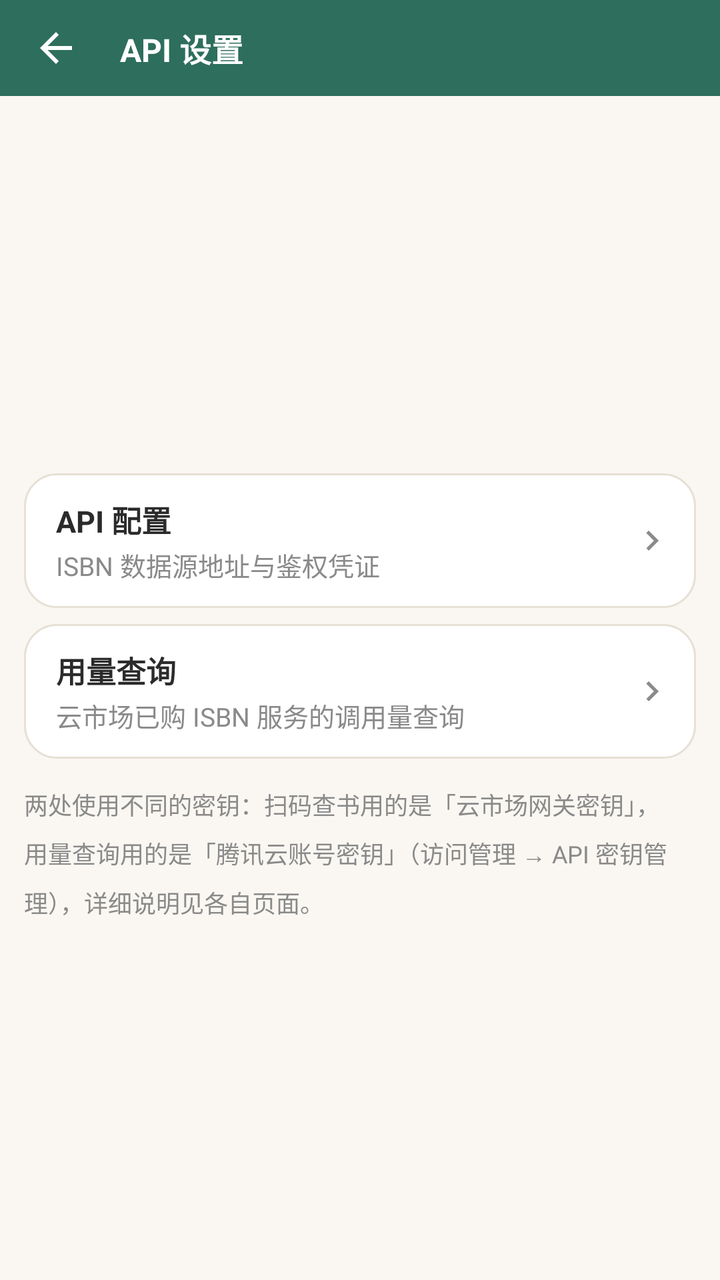
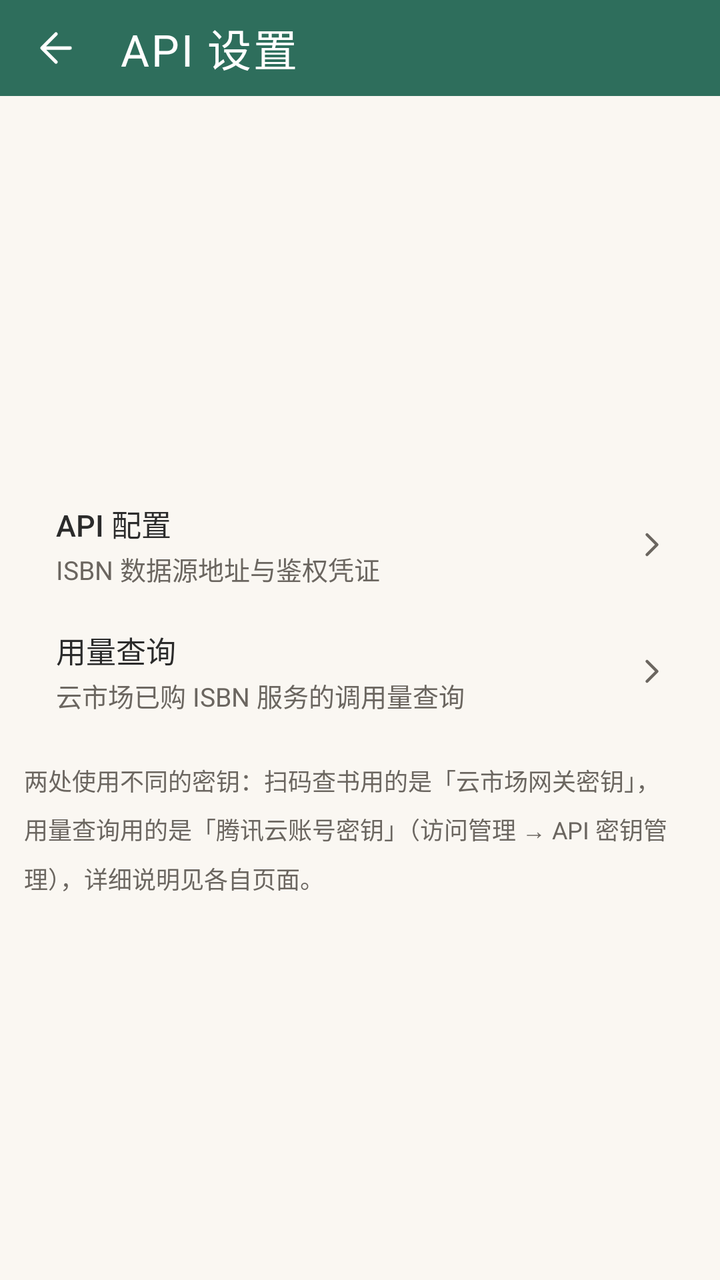

Screens rendered from an Android XML layout before and after an edit, with the pre-edit source and the edit as a unified diff.
<!-- AndroidManifest.xml: application theme Theme.Bookshelf -->
<!-- res/layout/activity_api_settings.xml -->
<?xml version="1.0" encoding="utf-8"?>
<LinearLayout xmlns:android="http://schemas.android.com/apk/res/android"
    xmlns:app="http://schemas.android.com/apk/res-auto"
    android:layout_width="match_parent"
    android:layout_height="match_parent"
    android:orientation="vertical">

    <com.google.android.material.appbar.MaterialToolbar
        android:id="@+id/toolbar"
        style="@style/Widget.Bookshelf.Toolbar"
        android:layout_width="match_parent"
        android:layout_height="@dimen/toolbar_h"
        app:navigationIcon="@drawable/ic_back"
        app:title="API 设置" />

    <ScrollView
        android:layout_width="match_parent"
        android:layout_height="0dp"
        android:layout_weight="1"
        android:fillViewport="true">

                <androidx.constraintlayout.widget.ConstraintLayout
            android:layout_width="match_parent"
            android:layout_height="wrap_content">

<LinearLayout
            android:layout_width="0dp"
            android:layout_height="wrap_content"
            android:orientation="vertical"
            android:padding="12dp"
                    app:layout_constraintWidth_max="@dimen/content_max_width"
                    app:layout_constraintStart_toStartOf="parent"
                    app:layout_constraintEnd_toEndOf="parent"
                    app:layout_constraintHorizontal_bias="0.5"
                    app:layout_constraintTop_toTopOf="parent"
                    app:layout_constraintBottom_toBottomOf="parent"
                >

            
            <LinearLayout
                android:id="@+id/row_api_config"
                style="@style/MineRow">

                <LinearLayout
                    android:layout_width="0dp"
                    android:layout_height="wrap_content"
                    android:layout_weight="1"
                    android:orientation="vertical">

                    <TextView
                        style="@style/MineRowTitle"
                        android:text="API 配置" />

                    <TextView
                        style="@style/MineRowSubtitle"
                        android:text="ISBN 数据源地址与鉴权凭证" />
                </LinearLayout>

                <ImageView
                    android:layout_width="20dp"
                    android:layout_height="20dp"
                    android:layout_marginStart="8dp"
                    android:src="@drawable/ic_arrow_right"
                    app:tint="@color/text_sub" />
            </LinearLayout>

            
            <LinearLayout
                android:id="@+id/row_usage_query"
                style="@style/MineRow">

                <LinearLayout
                    android:layout_width="0dp"
                    android:layout_height="wrap_content"
                    android:layout_weight="1"
                    android:orientation="vertical">

                    <TextView
                        style="@style/MineRowTitle"
                        android:text="用量查询" />

                    <TextView
                        style="@style/MineRowSubtitle"
                        android:text="云市场已购 ISBN 服务的调用量查询" />
                </LinearLayout>

                <ImageView
                    android:layout_width="20dp"
                    android:layout_height="20dp"
                    android:layout_marginStart="8dp"
                    android:src="@drawable/ic_arrow_right"
                    app:tint="@color/text_sub" />
            </LinearLayout>

            <TextView
                android:layout_width="match_parent"
                android:layout_height="wrap_content"
                android:layout_marginTop="14dp"
                android:lineSpacingMultiplier="1.4"
                android:text="两处使用不同的密钥：扫码查书用的是「云市场网关密钥」，用量查询用的是「腾讯云账号密钥」（访问管理 → API 密钥管理），详细说明见各自页面。"
                android:textColor="@color/text_sub"
                android:textSize="12sp" />
        </LinearLayout>
        </androidx.constraintlayout.widget.ConstraintLayout>
    </ScrollView>
</LinearLayout>
<!-- resources referenced by this layout -->
<resources>
  <color name="text_sub">#8A8A8A</color>
  <!-- drawable ic_arrow_right (drawable) -->
  <?xml version="1.0" encoding="utf-8"?>
  <vector xmlns:android="http://schemas.android.com/apk/res/android"
      android:width="24dp"
      android:height="24dp"
      android:viewportWidth="24"
      android:viewportHeight="24">
      <path
          android:fillColor="#FFFFFF"
          android:pathData="M8.59,16.59L13.17,12 8.59,7.41 10,6l6,6 -6,6 -1.41,-1.41z" />
  </vector>
  <!-- drawable ic_back (drawable) -->
  <vector xmlns:android="http://schemas.android.com/apk/res/android"
      android:width="24dp" android:height="24dp"
      android:viewportWidth="24" android:viewportHeight="24"
      android:autoMirrored="true">
      <path
          android:fillColor="#FFFFFFFF"
          android:pathData="M20,11L7.8,11l5.6,-5.6L12,4l-8,8 8,8 1.4,-1.4L7.8,13L20,13z" />
  </vector>
  <style name="MineRow">
          <item name="android:layout_width">match_parent</item>
          <item name="android:layout_height">wrap_content</item>
          <item name="android:layout_marginTop">@dimen/space_sm</item>
          <item name="android:background">@drawable/bg_card</item>
          <item name="android:clickable">true</item>
          <item name="android:focusable">true</item>
          <item name="android:foreground">?attr/selectableItemBackground</item>
          <item name="android:gravity">center_vertical</item>
          <item name="android:minHeight">60dp</item>
          <item name="android:paddingStart">@dimen/space_lg</item>
          <item name="android:paddingEnd">@dimen/space_md</item>
          <item name="android:paddingTop">@dimen/space_md</item>
          <item name="android:paddingBottom">@dimen/space_md</item>
      </style>
  <style name="MineRowTitle">
          <item name="android:layout_width">wrap_content</item>
          <item name="android:layout_height">wrap_content</item>
          <item name="android:textColor">?attr/on_surface</item>
          <item name="android:textSize">@dimen/text_body</item>
          <item name="android:textStyle">bold</item>
      </style>
  <style name="Widget.Bookshelf.Toolbar" parent="Widget.Material3.Toolbar">
          <item name="android:background">?attr/colorPrimary</item>
          <item name="titleTextColor">@color/white</item>
          <item name="titleTextAppearance">@style/TextAppearance.Bookshelf.ToolbarTitle</item>
          <item name="navigationIconTint">@color/white</item>
          <item name="android:elevation">0dp</item>
      </style>
  <style name="Theme.Bookshelf" parent="Theme.Bookshelf.Base">
          <item name="colorPrimary">@color/primary</item>
          <item name="colorPrimaryVariant">@color/primary_dark</item>
          <item name="colorSecondary">@color/accent</item>
          
          <item name="chip_bg">@color/chip_bg</item>
          <item name="primary_container">@color/green_container</item>
          <item name="on_primary_container">@color/green_on_container</item>
      </style>
  <dimen name="space_sm">8dp</dimen>
  <!-- drawable bg_card (drawable) -->
  <?xml version="1.0" encoding="utf-8"?>
  <shape xmlns:android="http://schemas.android.com/apk/res/android" android:shape="rectangle">
      <solid android:color="?attr/surface" />
      <stroke android:width="1dp" android:color="?attr/outline" />
      <corners android:radius="@dimen/card_corner" />
  </shape>
  <style name="TextAppearance.Bookshelf.ToolbarTitle" parent="TextAppearance.Material3.TitleLarge">
          <item name="android:textSize">@dimen/text_title_toolbar</item>
          <item name="android:textStyle">bold</item>
          <item name="android:textColor">@color/white</item>
      </style>
  <style name="Theme.Bookshelf.Base" parent="Theme.Material3.Light.NoActionBar">
          
          <item name="android:colorBackground">@color/bg_page</item>
          
          <item name="android:statusBarColor">?attr/colorPrimary</item>
          <item name="android:windowLightStatusBar">false</item>
          
          <item name="surface">@color/surface</item>
          <item name="surface_dim">@color/surface_dim</item>
          <item name="outline">@color/outline</item>
          <item name="outline_strong">@color/outline_strong</item>
          <item name="on_surface">@color/text_main</item>
          <item name="on_surface_variant">@color/text_sub</item>
          
          <item name="primary_container">@color/green_container</item>
          <item name="on_primary_container">@color/green_on_container</item>
          
          <item name="chip_bg">@color/chip_bg</item>
          
          <item name="colorSurface">@color/surface</item>
          <item name="colorSurfaceBright">@color/surface</item>
          <item name="colorSurfaceDim">@color/surface_dim</item>
          <item name="colorSurfaceContainer">@color/surface</item>
          <item name="colorSurfaceContainerLow">@color/surface</item>
          <item name="colorSurfaceContainerLowest">@color/surface</item>
          <item name="colorSurfaceContainerHigh">@color/surface</item>
          <item name="colorSurfaceContainerHighest">@color/surface_dim</item>
          <item name="colorOutline">@color/outline</item>
          <item name="colorOutlineVariant">@color/outline</item>
          
          <item name="elevationOverlayEnabled">false</item>
          
          <item name="materialButtonStyle">@style/Widget.Bookshelf.Button</item>
          <item name="textInputStyle">@style/Widget.Bookshelf.TextField</item>
          <item name="materialCardViewStyle">@style/Widget.Bookshelf.MaterialCard</item>
          
          <item name="chipStyle">@style/Widget.Bookshelf.Chip</item>
          <item name="chipGroupStyle">@style/Widget.Bookshelf.ChipGroup</item>
          
          <item name="materialAlertDialogTheme">@style/ThemeOverlay.Bookshelf.Dialog</item>
          
          <item name="bottomSheetDialogTheme">@style/ThemeOverlay.Bookshelf.BottomSheet</item>
      </style>
  <color name="surface">#FFFFFF</color>
  <!-- unchanged entries left out for length: 37 -->
</resources>

<!-- the commit's change to res/layout/activity_api_settings.xml (unified diff, before → after) -->
@@ -61,7 +61,7 @@
                     android:layout_height="20dp"
                     android:layout_marginStart="8dp"
                     android:src="@drawable/ic_arrow_right"
-                    app:tint="@color/text_sub" />
+                    app:tint="?attr/on_surface_variant" />
             </LinearLayout>
 
             
@@ -89,7 +89,7 @@
                     android:layout_height="20dp"
                     android:layout_marginStart="8dp"
                     android:src="@drawable/ic_arrow_right"
-                    app:tint="@color/text_sub" />
+                    app:tint="?attr/on_surface_variant" />
             </LinearLayout>
 
             <TextView
@@ -98,7 +98,7 @@
                 android:layout_marginTop="14dp"
                 android:lineSpacingMultiplier="1.4"
                 android:text="两处使用不同的密钥：扫码查书用的是「云市场网关密钥」，用量查询用的是「腾讯云账号密钥」（访问管理 → API 密钥管理），详细说明见各自页面。"
-                android:textColor="@color/text_sub"
+                android:textColor="?attr/on_surface_variant"
                 android:textSize="12sp" />
         </LinearLayout>
         </androidx.constraintlayout.widget.ConstraintLayout>
<!-- resource entries referenced after the edit -->
@@ -1,6 +1,7 @@
 <!-- resources referenced by this layout -->
 <resources>
-  <color name="text_sub">#8A8A8A</color>
+  <color name="text_sub">#6B6660</color>
+  <color name="accent_text">#8A5A1A</color>
   <!-- drawable ic_arrow_right (drawable) -->
   <?xml version="1.0" encoding="utf-8"?>
   <vector xmlns:android="http://schemas.android.com/apk/res/android"
@@ -9,23 +10,32 @@
       android:viewportWidth="24"
       android:viewportHeight="24">
       <path
-          android:fillColor="#FFFFFF"
-          android:pathData="M8.59,16.59L13.17,12 8.59,7.41 10,6l6,6 -6,6 -1.41,-1.41z" />
+          android:fillColor="@android:color/transparent"
+          android:pathData="M9,6l6,6 -6,6"
+          android:strokeColor="#FF000000"
+          android:strokeLineCap="round"
+          android:strokeLineJoin="round"
+          android:strokeWidth="1.75" />
   </vector>
   <!-- drawable ic_back (drawable) -->
+  <?xml version="1.0" encoding="utf-8"?>
   <vector xmlns:android="http://schemas.android.com/apk/res/android"
-      android:width="24dp" android:height="24dp"
-      android:viewportWidth="24" android:viewportHeight="24"
+      android:width="24dp"
+      android:height="24dp"
+      android:viewportWidth="24"
+      android:viewportHeight="24"
       android:autoMirrored="true">
       <path
-          android:fillColor="#FFFFFFFF"
-          android:pathData="M20,11L7.8,11l5.6,-5.6L12,4l-8,8 8,8 1.4,-1.4L7.8,13L20,13z" />
+          android:fillColor="@android:color/transparent"
+          android:pathData="M19,12 L6,12 M12,5 L5,12 L12,19"
+          android:strokeColor="#FF000000"
+          android:strokeLineCap="round"
+          android:strokeLineJoin="round"
+          android:strokeWidth="1.75" />
   </vector>
   <style name="MineRow">
           <item name="android:layout_width">match_parent</item>
           <item name="android:layout_height">wrap_content</item>
-          <item name="android:layout_marginTop">@dimen/space_sm</item>
-          <item name="android:background">@drawable/bg_card</item>
           <item name="android:clickable">true</item>
           <item name="android:focusable">true</item>
           <item name="android:foreground">?attr/selectableItemBackground</item>
@@ -33,21 +43,21 @@
           <item name="android:minHeight">60dp</item>
           <item name="android:paddingStart">@dimen/space_lg</item>
           <item name="android:paddingEnd">@dimen/space_md</item>
-          <item name="android:paddingTop">@dimen/space_md</item>
-          <item name="android:paddingBottom">@dimen/space_md</item>
+          <item name="android:paddingTop">10dp</item>
+          <item name="android:paddingBottom">10dp</item>
       </style>
   <style name="MineRowTitle">
           <item name="android:layout_width">wrap_content</item>
           <item name="android:layout_height">wrap_content</item>
           <item name="android:textColor">?attr/on_surface</item>
           <item name="android:textSize">@dimen/text_body</item>
-          <item name="android:textStyle">bold</item>
+          <item name="android:fontFamily">sans-serif-medium</item>
       </style>
   <style name="Widget.Bookshelf.Toolbar" parent="Widget.Material3.Toolbar">
           <item name="android:background">?attr/colorPrimary</item>
-          <item name="titleTextColor">@color/white</item>
+          <item name="titleTextColor">?attr/colorOnPrimary</item>
           <item name="titleTextAppearance">@style/TextAppearance.Bookshelf.ToolbarTitle</item>
-          <item name="navigationIconTint">@color/white</item>
+          <item name="navigationIconTint">?attr/colorOnPrimary</item>
           <item name="android:elevation">0dp</item>
       </style>
   <style name="Theme.Bookshelf" parent="Theme.Bookshelf.Base">
@@ -58,18 +68,27 @@
           <item name="chip_bg">@color/chip_bg</item>
           <item name="primary_container">@color/green_container</item>
           <item name="on_primary_container">@color/green_on_container</item>
+          <item name="android:colorBackground">@color/green_page</item>
+          <item name="surface">@color/green_surface</item>
+          <item name="surface_dim">@color/green_surface_dim</item>
+          <item name="outline">@color/green_outline</item>
+          <item name="outline_strong">@color/green_outline_strong</item>
+          <item name="colorSurface">@color/green_surface</item>
+          <item name="colorSurfaceBright">@color/green_surface</item>
+          <item name="colorSurfaceContainer">@color/green_surface</item>
+          <item name="colorSurfaceContainerLow">@color/green_surface</item>
+          <item name="colorSurfaceContainerLowest">@color/green_surface</item>
+          <item name="colorSurfaceContainerHigh">@color/green_surface</item>
+          <item name="colorSurfaceDim">@color/green_surface_dim</item>
+          <item name="colorSurfaceContainerHighest">@color/green_surface_dim</item>
+          <item name="colorOutline">@color/green_outline</item>
+          <item name="colorOutlineVariant">@color/green_outline</item>
       </style>
-  <dimen name="space_sm">8dp</dimen>
-  <!-- drawable bg_card (drawable) -->
-  <?xml version="1.0" encoding="utf-8"?>
-  <shape xmlns:android="http://schemas.android.com/apk/res/android" android:shape="rectangle">
-      <solid android:color="?attr/surface" />
-      <stroke android:width="1dp" android:color="?attr/outline" />
-      <corners android:radius="@dimen/card_corner" />
-  </shape>
   <style name="TextAppearance.Bookshelf.ToolbarTitle" parent="TextAppearance.Material3.TitleLarge">
-          <item name="android:textSize">@dimen/text_title_toolbar</item>
-          <item name="android:textStyle">bold</item>
+          <item name="android:textSize">@dimen/text_title</item>
+          <item name="android:fontFamily">serif</item>
+          <item name="android:textStyle">normal</item>
+          <item name="android:letterSpacing">0.04</item>
           <item name="android:textColor">@color/white</item>
       </style>
   <style name="Theme.Bookshelf.Base" parent="Theme.Material3.Light.NoActionBar">
@@ -78,6 +97,8 @@
           
           <item name="android:statusBarColor">?attr/colorPrimary</item>
           <item name="android:windowLightStatusBar">false</item>
+          
+          <item name="android:windowActivityTransitions">true</item>
           
           <item name="surface">@color/surface</item>
           <item name="surface_dim">@color/surface_dim</item>
@@ -91,6 +112,11 @@
           
           <item name="chip_bg">@color/chip_bg</item>
           
+          <item name="accent_text">@color/accent_text</item>
+          
+          <item name="colorOnSurface">@color/text_main</item>
+          <item name="colorOnSurfaceVariant">@color/text_sub</item>
+          <item name="colorOnBackground">@color/text_main</item>
           <item name="colorSurface">@color/surface</item>
           <item name="colorSurfaceBright">@color/surface</item>
           <item name="colorSurfaceDim">@color/surface_dim</item>
@@ -115,7 +141,13 @@
           
           <item name="bottomSheetDialogTheme">@style/ThemeOverlay.Bookshelf.BottomSheet</item>
       </style>
-  <color name="surface">#FFFFFF</color>
+  <color name="green_page">#FAF7F2</color>
+  <color name="green_surface">#FFFDF9</color>
+  <color name="green_surface_dim">#F3EEE6</color>
+  <color name="green_outline">#E6E0D5</color>
+  <color name="green_outline_strong">#D8D0C2</color>
+  <dimen name="text_title">22sp</dimen>
+  <color name="surface">#FFFDF9</color>
   <!-- unchanged entries left out for length: 37 -->
 </resources>
 
